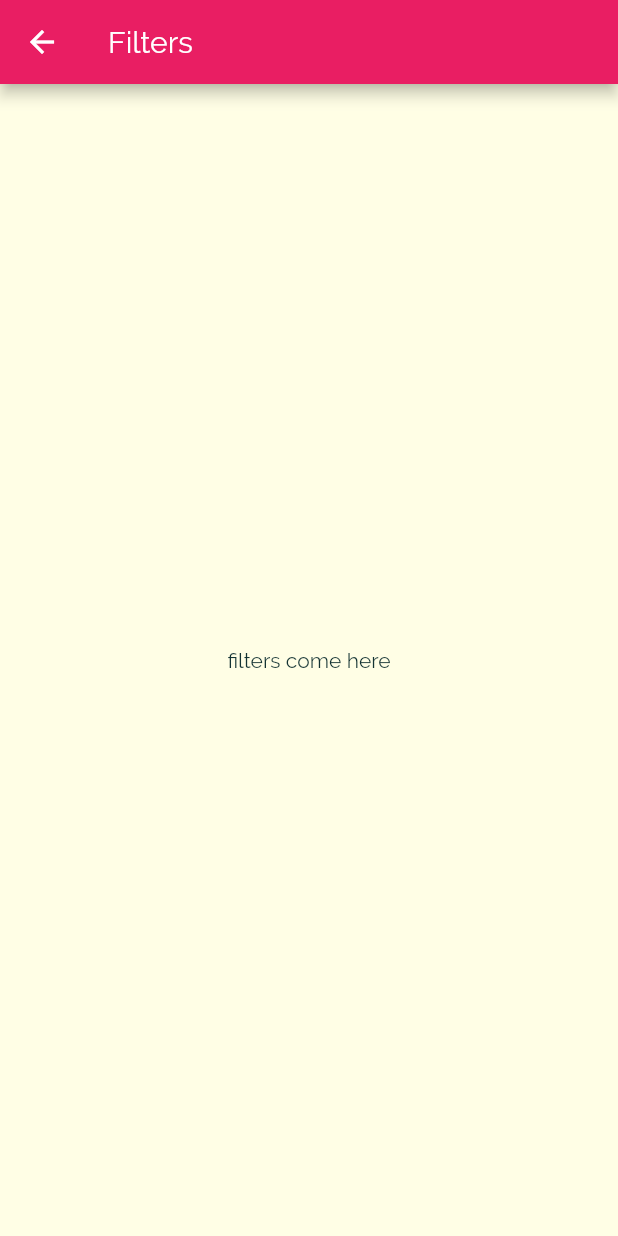
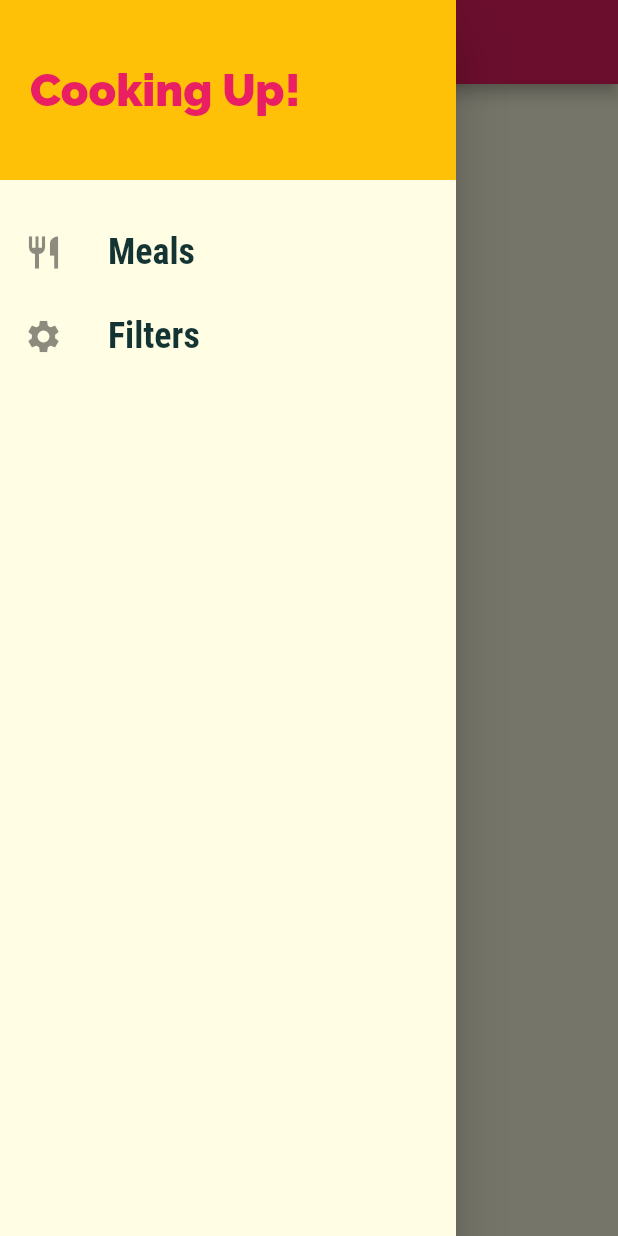
Before and after one commit to nishtha-dev/Deli_Meals_App, a Flutter app: the FiltersScreen screen opened by its route, with the side drawer open (before the commit the screen has no drawer), on a phone screen of 412 x 824 dp. Run offline on Flutter 3.47's test engine with Material 2 defaults, Android fonts, the phone set to English and light mode, and no system bars; statements that could not run were skipped.

```diff
--- a/lib/screeen/filters_screen.dart
+++ b/lib/screeen/filters_screen.dart
@@ -1,4 +1,5 @@
 import 'package:flutter/material.dart';
+import 'package:meals_app/screeen/main_drawer.dart';
 
 class FiltersScreen extends StatefulWidget {
   static const routeName = '/filters';
@@ -15,6 +16,7 @@ class _FiltersScreenState extends State<FiltersScreen> {
       appBar: AppBar(
         title: Text('Filters'),
       ),
+      drawer: MainDrawer(),
       body: Center(
         child: Text('filters come here'),
       ),
```
